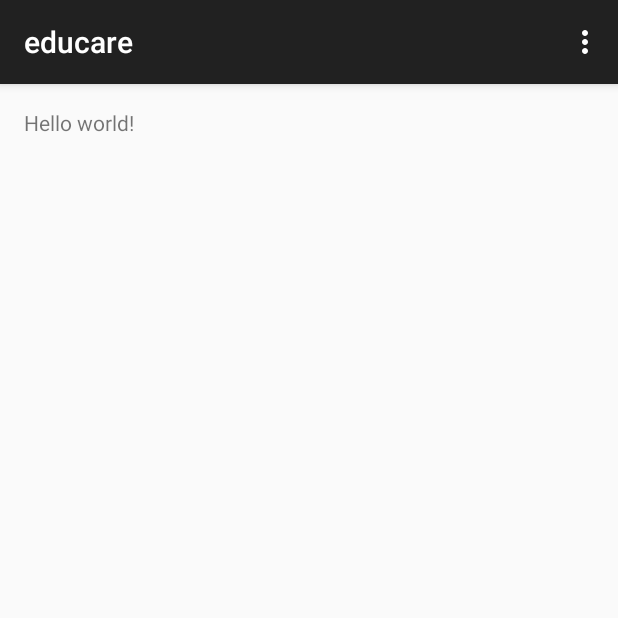
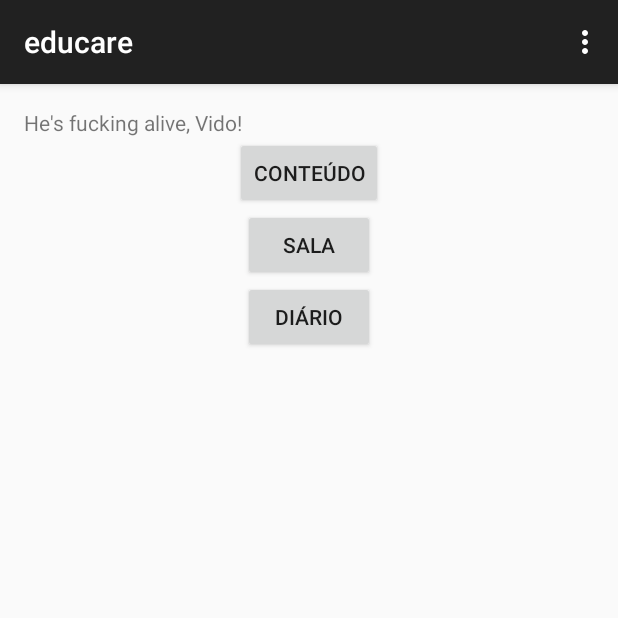
Before and after one commit to pinewoods/back-to-game, an Android app: the screen it shows after launch (Home), on a phone screen of 412 x 824 dp, the top half of it. Run offline under Robolectric (Android 15) with nearby library versions, the phone set to English and light mode, and no system bars.

Commit message:
adding the second Activity

```diff
--- a/educare/app/src/main/AndroidManifest.xml
+++ b/educare/app/src/main/AndroidManifest.xml
@@ -16,6 +16,14 @@
                 <category android:name="android.intent.category.LAUNCHER" />
             </intent-filter>
         </activity>
+        <activity
+            android:name=".ContentActivity"
+            android:label="@string/title_activity_content"
+            android:parentActivityName=".Home" >
+            <meta-data
+                android:name="android.support.PARENT_ACTIVITY"
+                android:value="br.com.educare.Home" />
+        </activity>
     </application>
 
 </manifest>
--- a/educare/app/src/main/java/br/com/educare/Home.java
+++ b/educare/app/src/main/java/br/com/educare/Home.java
@@ -1,9 +1,11 @@
 package br.com.educare;
 
+import android.content.Intent;
 import android.support.v7.app.ActionBarActivity;
 import android.os.Bundle;
 import android.view.Menu;
 import android.view.MenuItem;
+import android.view.View;
 
 
 public class Home extends ActionBarActivity {
@@ -36,4 +38,11 @@ public class Home extends ActionBarActivity {
 
         return super.onOptionsItemSelected(item);
     }
+    /** Called when the user clicks the openContent button */
+    public void openContent(View view) {
+        Intent intent = new Intent(getApplicationContext(),ContentActivity.class);
+        startActivity(intent);
+
+    }
+
 }
--- a/educare/app/src/main/res/layout/activity_home.xml
+++ b/educare/app/src/main/res/layout/activity_home.xml
@@ -6,6 +6,38 @@
     android:paddingBottom="@dimen/activity_vertical_margin" tools:context=".Home">
 
     <TextView android:text="@string/hello_world" android:layout_width="wrap_content"
-        android:layout_height="wrap_content" />
+        android:layout_height="wrap_content"
+        android:id="@+id/textView" />
+
+    <LinearLayout
+        android:orientation="vertical"
+        android:layout_width="fill_parent"
+        android:layout_height="fill_parent"
+        android:layout_below="@+id/textView"
+        android:layout_centerHorizontal="true"
+        android:id="@+id/containerHome">>
+        <Button
+            android:layout_width="wrap_content"
+            android:layout_height="wrap_content"
+            android:text="Conteúdo"
+            android:layout_gravity="center_horizontal"
+            android:onClick="openContent"
+            android:id="@+id/conteudo" />
+        <Button
+            android:layout_width="wrap_content"
+            android:layout_height="wrap_content"
+            android:text="Sala"
+            android:id="@+id/sala"
+            android:layout_gravity="center_horizontal" />
+        <Button
+            android:layout_width="wrap_content"
+            android:layout_height="wrap_content"
+            android:text="Diário"
+            android:id="@+id/diario"
+            android:layout_gravity="center_horizontal" />
+    </LinearLayout>
+
+
+
 
 </RelativeLayout>
--- a/educare/app/src/main/res/values/strings.xml
+++ b/educare/app/src/main/res/values/strings.xml
@@ -1,6 +1,7 @@
 <resources>
     <string name="app_name">educare</string>
 
-    <string name="hello_world">Hello world!</string>
+    <string name="hello_world">He\'s fucking alive, Vido!</string>
     <string name="action_settings">Settings</string>
+    <string name="title_activity_content">Conteúdo</string>
 </resources>
```
Also changed, not shown: 2 other files.
